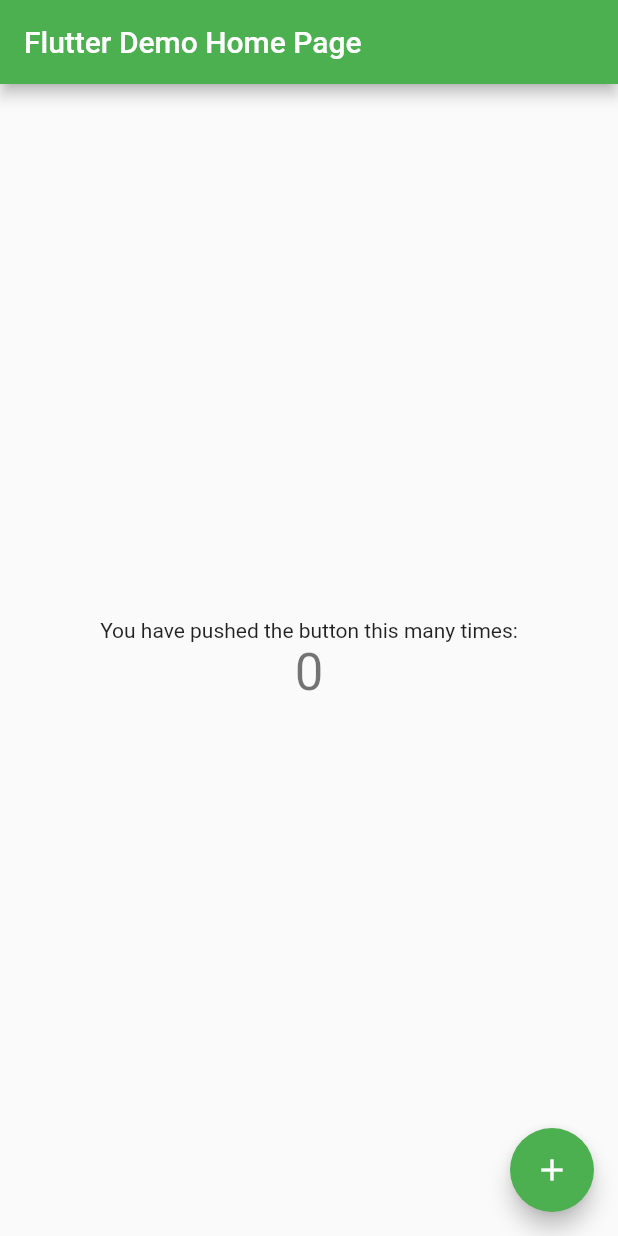
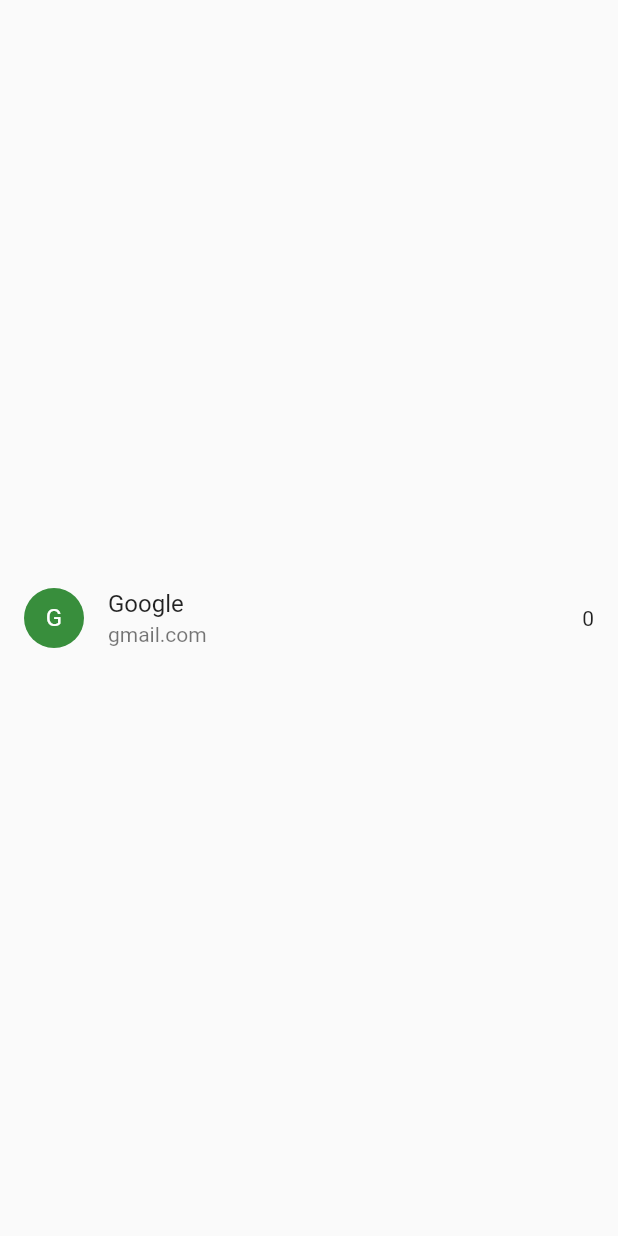
Before and after one commit to ibrahimahmedkhan/AppDevAssignments, a Flutter app: the screen it shows after launch, on a phone screen of 412 x 824 dp. Run offline on Flutter 3.47's test engine with Material 2 defaults, Android fonts, the phone set to English and light mode, and no system bars.

Commit message:
Widget created, alongside User Class

```diff
--- a/lib/main.dart
+++ b/lib/main.dart
@@ -60,7 +60,9 @@ class _MyHomePageState extends State<MyHomePage> {
       _counter++;
     });
   }
-
+  List<User> users = [
+    User(name: "Google", email: "gmail.com", views: 0, img:"as", isHearted: false),
+  ];
   @override
   Widget build(BuildContext context) {
     // This method is rerun every time setState is called, for instance as done
@@ -70,46 +72,38 @@ class _MyHomePageState extends State<MyHomePage> {
     // fast, so that you can just rebuild anything that needs updating rather
     // than having to individually change instances of widgets.
     return Scaffold(
-      appBar: AppBar(
-        // Here we take the value from the MyHomePage object that was created by
-        // the App.build method, and use it to set our appbar title.
-        title: Text(widget.title),
-      ),
       body: Center(
-        // Center is a layout widget. It takes a single child and positions it
-        // in the middle of the parent.
-        child: Column(
-          // Column is also a layout widget. It takes a list of children and
-          // arranges them vertically. By default, it sizes itself to fit its
-          // children horizontally, and tries to be as tall as its parent.
-          //
-          // Invoke "debug painting" (press "p" in the console, choose the
-          // "Toggle Debug Paint" action from the Flutter Inspector in Android
-          // Studio, or the "Toggle Debug Paint" command in Visual Studio Code)
-          // to see the wireframe for each widget.
-          //
-          // Column has various properties to control how it sizes itself and
-          // how it positions its children. Here we use mainAxisAlignment to
-          // center the children vertically; the main axis here is the vertical
-          // axis because Columns are vertical (the cross axis would be
-          // horizontal).
-          mainAxisAlignment: MainAxisAlignment.center,
-          children: <Widget>[
-            const Text(
-              'You have pushed the button this many times:',
-            ),
-            Text(
-              '$_counter',
-              style: Theme.of(context).textTheme.headline4,
-            ),
-          ],
-        ),
-      ),
-      floatingActionButton: FloatingActionButton(
-        onPressed: _incrementCounter,
-        tooltip: 'Increment',
-        child: const Icon(Icons.add),
-      ), // This trailing comma makes auto-formatting nicer for build methods.
+        child: Card(user: users[0]))
     );
   }
 }
+
+class Card extends StatelessWidget {
+  const Card({Key? key, required this.user}) : super(key: key);
+  final User user;
+  @override
+  Widget build(BuildContext context) {
+    return Container(
+        child: ListTile(
+      leading: CircleAvatar(child:Text(user.name.substring(0,1))),
+      title: Text(user.name),
+      subtitle: Text(user.email),
+      trailing: Text(user.views.toString()),
+    ));
+  }
+}
+
+class User {
+  final String name;
+  final String email;
+  final int views;
+  final String img;
+  final bool isHearted;
+
+  User(
+      {required this.name,
+      required this.email,
+      required this.views,
+      required this.img,
+      required this.isHearted});
+}
```
